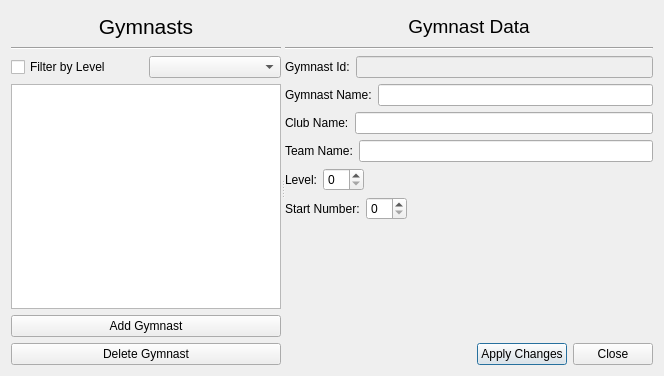
jochumsson/gym-jude, file EditGymnastsDialog.ui: the form before one commit.
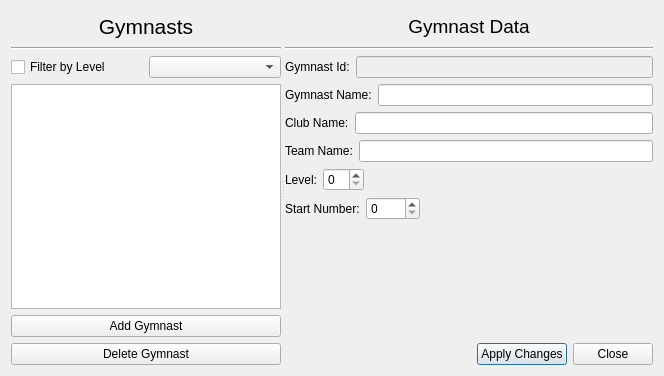
The form after the commit.

Commit message: more then 99 users support

The edit to the form file:
```diff
--- a/EditGymnastsDialog.ui
+++ b/EditGymnastsDialog.ui
@@ -256,7 +256,11 @@
           </widget>
          </item>
          <item>
-          <widget class="QSpinBox" name="gymnastStartNumberSpinBox"/>
+          <widget class="QSpinBox" name="gymnastStartNumberSpinBox">
+           <property name="maximum">
+            <number>9999</number>
+           </property>
+          </widget>
          </item>
          <item>
           <spacer name="horizontalSpacer">
```
